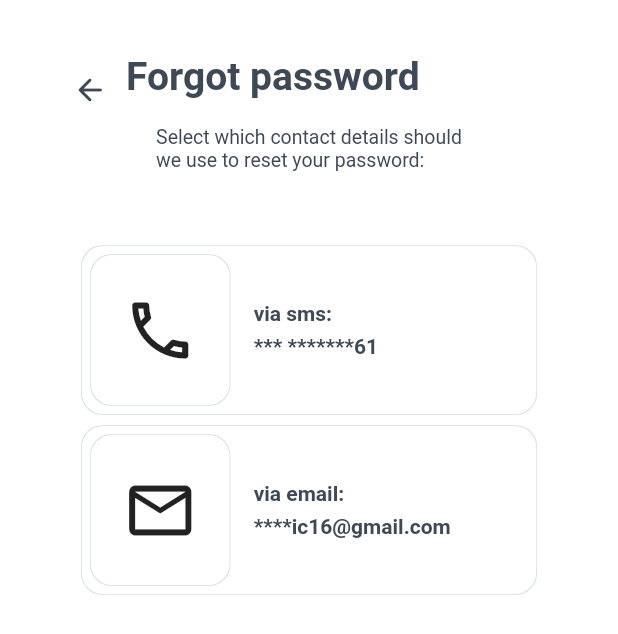
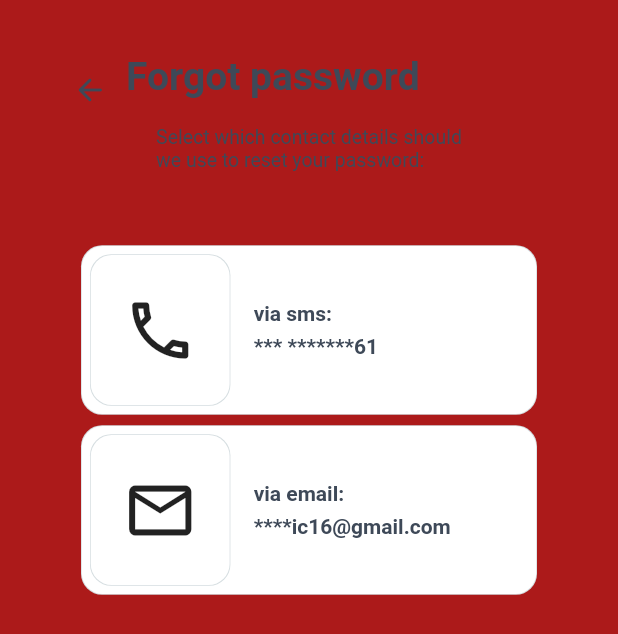
Before and after one commit to ahmadysammour/logintop, a Flutter app: the ForgetPasswordScreen screen opened directly, on a phone screen of 412 x 824 dp. Shown: the top 634 px of the screen. Run offline on Flutter 3.47's test engine with Material 2 defaults, Android fonts, the phone set to English and light mode, and no system bars; our stand-ins replace hive_flutter; accounts and stored records are empty; Roboto replaces fonts that are missing (Montserrat).

Commit message:
Initial commit

```diff
--- a/lib/ui/ForgetPasswordScreen.dart
+++ b/lib/ui/ForgetPasswordScreen.dart
@@ -6,7 +6,7 @@ class ForgetPasswordScreen extends StatelessWidget {
   @override
   Widget build(BuildContext context) {
     return Scaffold(
-      backgroundColor: Colors.white,
+      backgroundColor: Color.fromARGB(255, 172, 26, 26),
       body: Padding(
         padding: const EdgeInsets.all(36.0),
         child: Column(
```
